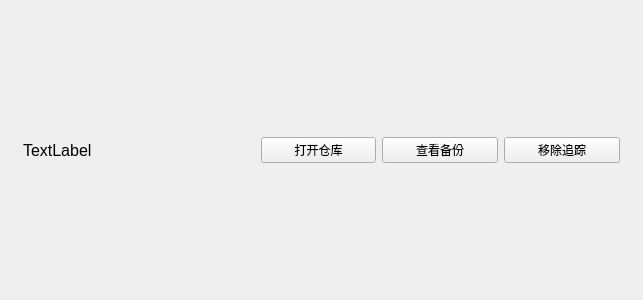
The window that windows/mainwindow_child/homepage/trackfiles/homepagechild_trackfile.ui (Zao-chen/ZcVersionBox) describes before a commit, drawn with Qt 5.
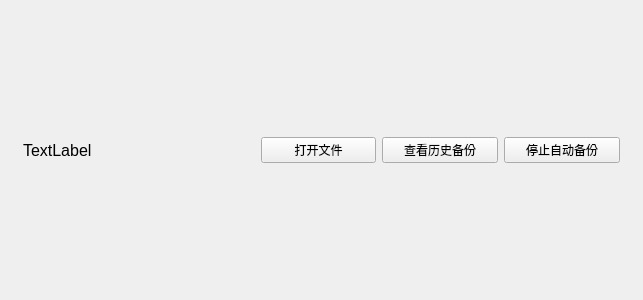
The same window after the commit. Custom widgets are drawn as their Qt base class.

```diff
--- a/windows/mainwindow_child/homepage/trackfiles/homepagechild_trackfile.ui
+++ b/windows/mainwindow_child/homepage/trackfiles/homepagechild_trackfile.ui
@@ -50,21 +50,21 @@
       <item>
        <widget class="ElaPushButton" name="pushButton_OpenFile">
         <property name="text">
-         <string>打开仓库</string>
+         <string>打开文件</string>
         </property>
        </widget>
       </item>
       <item>
        <widget class="ElaPushButton" name="pushButton_Backup">
         <property name="text">
-         <string>查看备份</string>
+         <string>查看历史备份</string>
         </property>
        </widget>
       </item>
       <item>
        <widget class="ElaPushButton" name="pushButton_RemoveTrack">
         <property name="text">
-         <string>移除追踪</string>
+         <string>停止自动备份</string>
         </property>
        </widget>
       </item>
```
